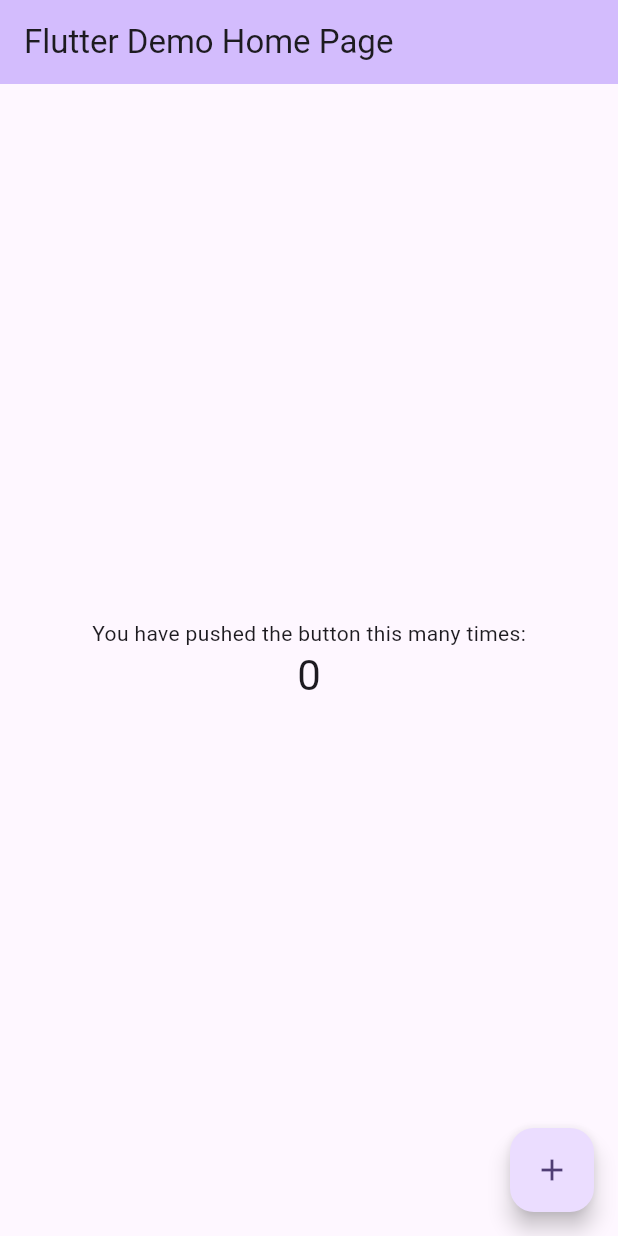
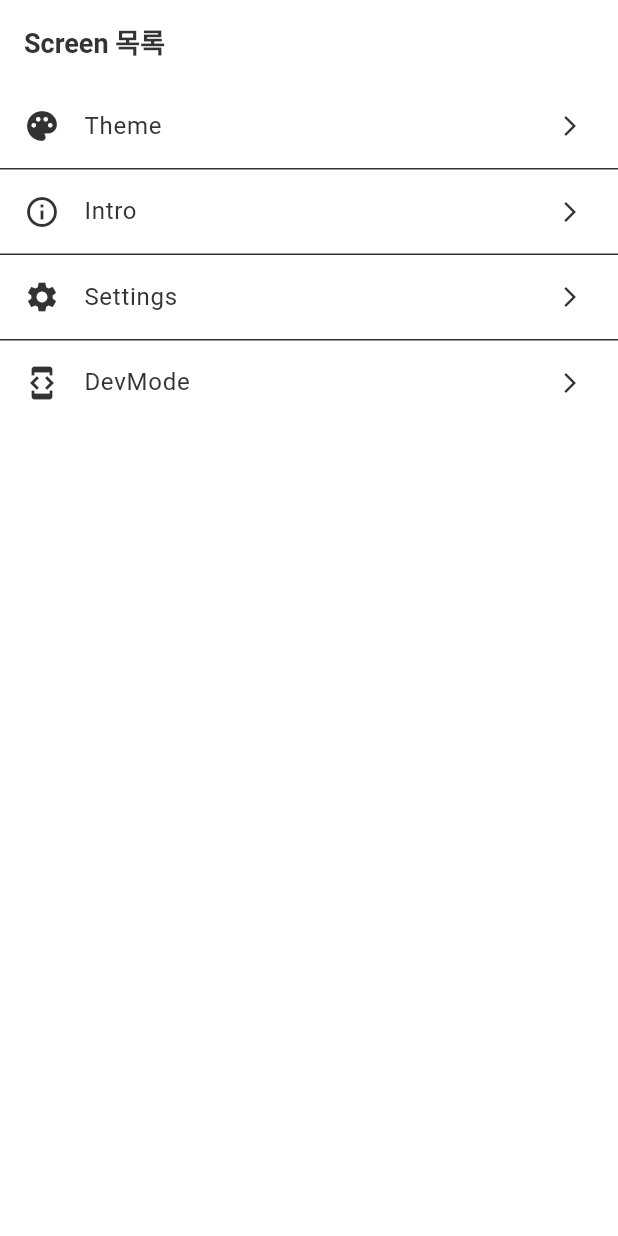
Before and after one commit to nfsim/photo_gps_editor, a Flutter app: the screen it shows after launch, on a phone screen of 412 x 824 dp. Run offline on Flutter 3.47's test engine with Material 3 defaults, Android fonts, the phone set to English and light mode, and no system bars.

Commit message:
GUI에서 사용할 Font/Color Component design #41
- Implement light and dark theme support with AppTheme class

Fixes #41

```diff
--- /dev/null
+++ b/lib/app_theme.dart
@@ -0,0 +1,49 @@
+import 'package:flutter/material.dart';
+
+class AppTheme {
+  // 기본 모드 테마
+  static final ThemeData lightTheme = ThemeData(
+    brightness: Brightness.light,
+    colorScheme: ColorScheme(
+      brightness: Brightness.light,
+      primary: Color(0xFF007AFF),
+      onPrimary: const Color.fromRGBO(255, 255, 255, 1),
+      secondary: Color(0xFFFF9500),
+      onSecondary: Colors.white,
+      error: Colors.red,
+      onError: Colors.white,
+      surface: Colors.white,
+      onSurface: Color(0xFF333333),
+    ),
+    textTheme: const TextTheme(
+      headlineLarge: TextStyle(fontSize: 24, fontWeight: FontWeight.bold, color: Color(0xFF333333)),
+      titleLarge: TextStyle(fontSize: 18, fontWeight: FontWeight.w600, color: Color(0xFF666666)),
+      bodyLarge: TextStyle(fontSize: 16, color: Color(0xFF444444)),
+      bodyMedium: TextStyle(fontSize: 14, color: Color(0xFF888888)),
+      labelLarge: TextStyle(fontSize: 16, fontWeight: FontWeight.bold, color: Colors.white),
+    ),
+  );
+
+  // 다크 모드 테마
+  static final ThemeData darkTheme = ThemeData(
+    brightness: Brightness.dark,
+    colorScheme: ColorScheme(
+      brightness: Brightness.dark,
+      primary: Color(0xFF2196F3),
+      onPrimary: Colors.white,
+      secondary: Color(0xFFFF4081),
+      onSecondary: Colors.white,
+      error: Colors.red,
+      onError: Colors.white,
+      surface: Color(0xFF1E1E1E),
+      onSurface: Color(0xFFE0E0E0),
+    ),
+    textTheme: const TextTheme(
+      headlineLarge: TextStyle(fontSize: 24, fontWeight: FontWeight.bold, color: Color(0xFFFFFFFF)),
+      titleLarge: TextStyle(fontSize: 18, fontWeight: FontWeight.w600, color: Color(0xFFE0E0E0)),
+      bodyLarge: TextStyle(fontSize: 16, color: Color(0xFFCCCCCC)),
+      bodyMedium: TextStyle(fontSize: 14, color: Color(0xFFB0BEC5)),
+      labelLarge: TextStyle(fontSize: 16, fontWeight: FontWeight.bold, color: Colors.white),
+    ),
+  );
+}
--- /dev/null
+++ b/lib/constants/app_theme.dart
@@ -0,0 +1,49 @@
+import 'package:flutter/material.dart';
+
+class AppTheme {
+  // 기본 모드 테마
+  static final ThemeData lightTheme = ThemeData(
+    brightness: Brightness.light,
+    colorScheme: ColorScheme(
+      brightness: Brightness.light,
+      primary: Color(0xFF007AFF),
+      onPrimary: Colors.white,
+      secondary: Color(0xFFFF9500),
+      onSecondary: Colors.white,
+      error: Colors.red,
+      onError: Colors.white,
+      surface: Colors.white,
+      onSurface: Color(0xFF333333),
+    ),
+    textTheme: const TextTheme(
+      headlineLarge: TextStyle(fontSize: 24, fontWeight: FontWeight.bold, color: Color(0xFF333333)),
+      titleLarge: TextStyle(fontSize: 18, fontWeight: FontWeight.w600, color: Color(0xFF666666)),
+      bodyLarge: TextStyle(fontSize: 16, color: Color(0xFF444444)),
+      bodyMedium: TextStyle(fontSize: 14, color: Color(0xFF888888)),
+      labelLarge: TextStyle(fontSize: 16, fontWeight: FontWeight.bold, color: Colors.white),
+    ),
+  );
+
+  // 다크 모드 테마
+  static final ThemeData darkTheme = ThemeData(
+    brightness: Brightness.dark,
+    colorScheme: ColorScheme(
+      brightness: Brightness.dark,
+      primary: Color(0xFF2196F3),
+      onPrimary: Colors.white,
+      secondary: Color(0xFFFF4081),
+      onSecondary: Colors.white,
+      error: Colors.red,
+      onError: Colors.white,
+      surface: Color(0xFF1E1E1E),
+      onSurface: Color(0xFFE0E0E0),
+    ),
+    textTheme: const TextTheme(
+      headlineLarge: TextStyle(fontSize: 24, fontWeight: FontWeight.bold, color: Color(0xFFFFFFFF)),
+      titleLarge: TextStyle(fontSize: 18, fontWeight: FontWeight.w600, color: Color(0xFFE0E0E0)),
+      bodyLarge: TextStyle(fontSize: 16, color: Color(0xFFCCCCCC)),
+      bodyMedium: TextStyle(fontSize: 14, color: Color(0xFFB0BEC5)),
+      labelLarge: TextStyle(fontSize: 16, fontWeight: FontWeight.bold, color: Colors.white),
+    ),
+  );
+}
--- a/lib/main.dart
+++ b/lib/main.dart
@@ -1,4 +1,6 @@
 import 'package:flutter/material.dart';
+import '../constants/app_theme.dart';
+import 'screens/theme_screen.dart';
 
 void main() {
   runApp(const MyApp());
@@ -7,116 +9,90 @@ void main() {
 class MyApp extends StatelessWidget {
   const MyApp({super.key});
 
-  // This widget is the root of your application.
   @override
   Widget build(BuildContext context) {
     return MaterialApp(
       title: 'Flutter Demo',
-      theme: ThemeData(
-        // This is the theme of your application.
-        //
-        // TRY THIS: Try running your application with "flutter run". You'll see
-        // the application has a purple toolbar. Then, without quitting the app,
-        // try changing the seedColor in the colorScheme below to Colors.green
-        // and then invoke "hot reload" (save your changes or press the "hot
-        // reload" button in a Flutter-supported IDE, or press "r" if you used
-        // the command line to start the app).
-        //
-        // Notice that the counter didn't reset back to zero; the application
-        // state is not lost during the reload. To reset the state, use hot
-        // restart instead.
-        //
-        // This works for code too, not just values: Most code changes can be
-        // tested with just a hot reload.
-        colorScheme: ColorScheme.fromSeed(seedColor: Colors.deepPurple),
-      ),
-      home: const MyHomePage(title: 'Flutter Demo Home Page'),
+      theme: AppTheme.lightTheme,
+      darkTheme: AppTheme.darkTheme,
+      themeMode: ThemeMode.system,
+      home: const ScreenListPage(),
     );
   }
 }
 
-class MyHomePage extends StatefulWidget {
-  const MyHomePage({super.key, required this.title});
+class ScreenListPage extends StatelessWidget {
+  const ScreenListPage({super.key});
 
-  // This widget is the home page of your application. It is stateful, meaning
-  // that it has a State object (defined below) that contains fields that affect
-  // how it looks.
-
-  // This class is the configuration for the state. It holds the values (in this
-  // case the title) provided by the parent (in this case the App widget) and
-  // used by the build method of the State. Fields in a Widget subclass are
-  // always marked "final".
-
-  final String title;
-
-  @override
-  State<MyHomePage> createState() => _MyHomePageState();
-}
-
-class _MyHomePageState extends State<MyHomePage> {
-  int _counter = 0;
-
-  void _incrementCounter() {
-    setState(() {
-      // This call to setState tells the Flutter framework that something has
-      // changed in this State, which causes it to rerun the build method below
-      // so that the display can reflect the updated values. If we changed
-      // _counter without calling setState(), then the build method would not be
-      // called again, and so nothing would appear to happen.
-      _counter++;
-    });
-  }
+  static final List<ScreenItem> screens = [
+    ScreenItem('Theme', Icons.palette, ThemeScreen()),
+    ScreenItem('Intro', Icons.info_outline, IntroScreen()),
+    ScreenItem('Settings', Icons.settings, SettingsScreen()),
+    ScreenItem('DevMode', Icons.developer_mode, DevModeScreen()),
+  ];
 
   @override
   Widget build(BuildContext context) {
-    // This method is rerun every time setState is called, for instance as done
-    // by the _incrementCounter method above.
-    //
-    // The Flutter framework has been optimized to make rerunning build methods
-    // fast, so that you can just rebuild anything that needs updating rather
-    // than having to individually change instances of widgets.
     return Scaffold(
-      appBar: AppBar(
-        // TRY THIS: Try changing the color here to a specific color (to
-        // Colors.amber, perhaps?) and trigger a hot reload to see the AppBar
-        // change color while the other colors stay the same.
-        backgroundColor: Theme.of(context).colorScheme.inversePrimary,
-        // Here we take the value from the MyHomePage object that was created by
-        // the App.build method, and use it to set our appbar title.
-        title: Text(widget.title),
+      appBar: AppBar(title: const Text('Screen 목록')),
+      body: ListView.separated(
+        itemCount: screens.length,
+        separatorBuilder: (context, index) => const Divider(height: 1),
+        itemBuilder: (context, index) {
+          final item = screens[index];
+          return ListTile(
+            leading: Icon(item.icon),
+            title: Text(item.title),
+            trailing: const Icon(Icons.arrow_forward_ios, size: 16),
+            onTap:
+                () => Navigator.push(
+                  context,
+                  MaterialPageRoute(builder: (_) => item.screen),
+                ),
+          );
+        },
       ),
-      body: Center(
-        // Center is a layout widget. It takes a single child and positions it
-        // in the middle of the parent.
-        child: Column(
-          // Column is also a layout widget. It takes a list of children and
-          // arranges them vertically. By default, it sizes itself to fit its
-          // children horizontally, and tries to be as tall as its parent.
-          //
-          // Column has various properties to control how it sizes itself and
-          // how it positions its children. Here we use mainAxisAlignment to
-          // center the children vertically; the main axis here is the vertical
-          // axis because Columns are vertical (the cross axis would be
-          // horizontal).
-          //
-          // TRY THIS: Invoke "debug painting" (choose the "Toggle Debug Paint"
-          // action in the IDE, or press "p" in the console), to see the
-          // wireframe for each widget.
-          mainAxisAlignment: MainAxisAlignment.center,
-          children: <Widget>[
-            const Text('You have pushed the button this many times:'),
-            Text(
-              '$_counter',
-              style: Theme.of(context).textTheme.headlineMedium,
-            ),
-          ],
-        ),
-      ),
-      floatingActionButton: FloatingActionButton(
-        onPressed: _incrementCounter,
-        tooltip: 'Increment',
-        child: const Icon(Icons.add),
-      ), // This trailing comma makes auto-formatting nicer for build methods.
     );
   }
 }
+
+class ScreenItem {
+  final String title;
+  final IconData icon;
+  final Widget screen;
+  const ScreenItem(this.title, this.icon, this.screen);
+}
+
+// Dummy screens for navigation
+class IntroScreen extends StatelessWidget {
+  const IntroScreen({super.key});
+  @override
+  Widget build(BuildContext context) {
+    return Scaffold(
+      appBar: AppBar(title: const Text('Intro Screen')),
+      body: const Center(child: Text('Intro Screen')),
+    );
+  }
+}
+
+class SettingsScreen extends StatelessWidget {
+  const SettingsScreen({super.key});
+  @override
+  Widget build(BuildContext context) {
+    return Scaffold(
+      appBar: AppBar(title: const Text('Settings Screen')),
+      body: const Center(child: Text('Settings Screen')),
+    );
+  }
+}
+
+class DevModeScreen extends StatelessWidget {
+  const DevModeScreen({super.key});
+  @override
+  Widget build(BuildContext context) {
+    return Scaffold(
+      appBar: AppBar(title: const Text('DevMode Screen')),
+      body: const Center(child: Text('DevMode Screen')),
+    );
+  }
+}
```
Also changed, not shown: lib/screens/theme_screen.dart (added, +188 -0 lines), 5 other files.
